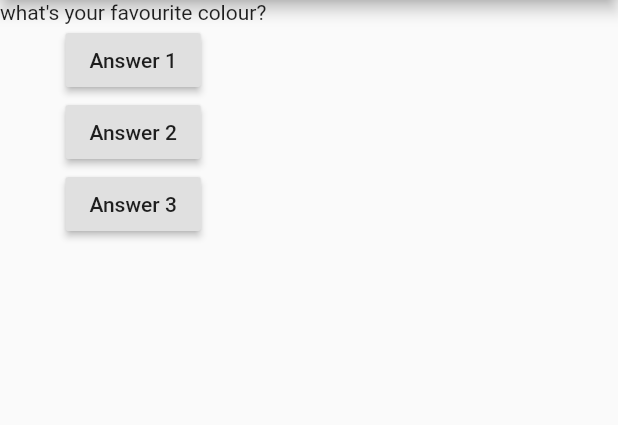
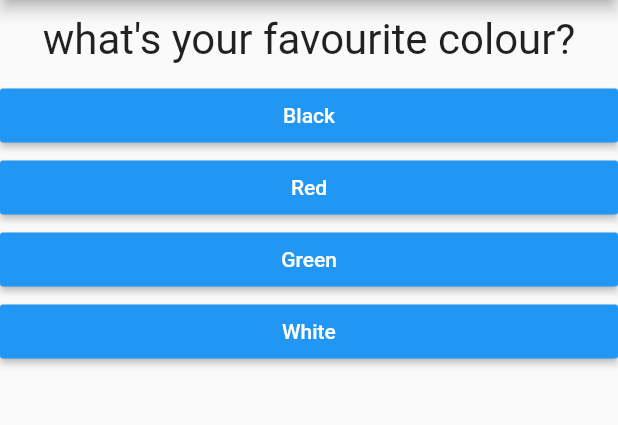
Before and after one commit to iz-hafiz/Flutter-Basic_Quiz_App, a Flutter app: the screen it shows after launch, on a phone screen of 412 x 824 dp, the part 84-509 px from its top. Run offline on Flutter 3.47's test engine with Material 2 defaults, Android fonts, the phone set to English and light mode, and no system bars.

Commit message:
Settle Lecture

```diff
--- /dev/null
+++ b/lib/answer.dart
@@ -0,0 +1,21 @@
+import 'package:flutter/material.dart';
+
+class Answer extends StatelessWidget {
+  final Function selectHandler;
+  final String answerText;
+
+  Answer(this.selectHandler, this.answerText);
+
+  @override
+  Widget build(BuildContext context) {
+    return Container(
+      width: double.infinity,
+      child: RaisedButton(
+        color: Colors.blue,
+        textColor: Colors.white,
+        child: Text(answerText),
+        onPressed: selectHandler,
+      ),
+    );
+  }
+}
--- a/lib/main.dart
+++ b/lib/main.dart
@@ -1,55 +1,87 @@
 import 'package:flutter/material.dart';
+import 'package:flutter_tutorial_1/result.dart';
+
+import './quiz.dart';
+import './result.dart';
 
 void main() => runApp(MyFirstApp());
 
 class MyFirstApp extends StatefulWidget {
   @override
   State<StatefulWidget> createState() {
-    return MyFirstAppState();
+    return _MyFirstAppState();
   }
 }
 
-class MyFirstAppState extends State<MyFirstApp> {
-  var questionIndex = 0;
-  void answerQuestion() {
+class _MyFirstAppState extends State<MyFirstApp> {
+  //adding _anything cause it can't be acess by other dart file
+  final _questions = [
+    {
+      'questionText': 'what\'s your favourite colour?',
+      'answers': [
+        {'text': 'Black', 'score': 10},
+        {'text': 'Red', 'score': 8},
+        {'text': 'Green', 'score': 14},
+        {'text': 'White', 'score': 13},
+      ],
+    },
+    {
+      'questionText': 'what\'s your favourite animal?',
+      'answers': [
+        {'text': 'Rabbit', 'score': 2},
+        {'text': 'Snake', 'score': 8},
+        {'text': 'Elephant', 'score': 6},
+        {'text': 'Lion', 'score': 5},
+      ],
+    },
+    {
+      'questionText': 'who\'s your favourite instructor?',
+      'answers': [
+        {'text': 'Sio', 'score': 3},
+        {'text': 'Mario', 'score': 10},
+        {'text': 'Blackio', 'score': 10},
+        {'text': 'Tio', 'score': 10},
+      ],
+    },
+  ];
+
+  var _questionIndex = 0;
+  var _totalScore = 0;
+
+  void _resetQuiz() {
+    setState(() {});
+    _questionIndex = 0;
+    _totalScore = 0;
+  }
+
+  void _answerQuestion(int score) {
+    _totalScore += score;
+
     setState(() {
-      questionIndex++;
-      if (questionIndex >= 2) {
-        questionIndex = 0;
-      }
+      _questionIndex++;
     });
-    print(questionIndex);
+    print(_questionIndex);
+    if (_questionIndex < _questions.length) {
+      print('We have more questions!');
+    } else {
+      print('No more questions!');
+    }
   }
 
   @override
   Widget build(BuildContext context) {
-    var questions = [
-      'what\'s your favourite colour?',
-      'what\'s your favourite animal?',
-    ];
     return MaterialApp(
       home: Scaffold(
         appBar: AppBar(
           title: Text("My First App"),
         ),
-        body: Column(
-          children: [
-            Text(questions[questionIndex]),
-            RaisedButton(
-              child: Text("Answer 1"),
-              onPressed: answerQuestion,
-            ),
-            RaisedButton(
-              child: Text("Answer 2"),
-              onPressed: () => print("Answer 2 chosen!"),
-            ),
-            RaisedButton(
-                child: Text("Answer 3"),
-                onPressed: () {
-                  print("Answer 3 chosen!");
-                }),
-          ],
-        ),
+        body: _questionIndex < _questions.length
+            ? Quiz(
+                answerQuestion: _answerQuestion,
+                questionIndex: _questionIndex,
+                questions: _questions,
+              )
+            : Result(_totalScore, _resetQuiz),
       ),
     );
   }
--- /dev/null
+++ b/lib/question.dart
@@ -0,0 +1,20 @@
+import 'package:flutter/material.dart';
+
+class Question extends StatelessWidget {
+  final String questionText;
+
+  Question(this.questionText);
+
+  @override
+  Widget build(BuildContext context) {
+    return Container(
+      width: double.infinity,
+      margin: EdgeInsets.all(10),
+      child: Text(
+        questionText,
+        style: TextStyle(fontSize: 28),
+        textAlign: TextAlign.center,
+      ),
+    );
+  }
+}
--- /dev/null
+++ b/lib/quiz.dart
@@ -0,0 +1,28 @@
+import 'package:flutter/material.dart';
+
+import './question.dart';
+import './answer.dart';
+
+class Quiz extends StatelessWidget {
+  final List<Map<String, Object>> questions;
+  final int questionIndex;
+  final Function answerQuestion;
+
+  Quiz(
+      {@required this.questions,
+      @required this.answerQuestion,
+      @required this.questionIndex});
+
+  @override
+  Widget build(BuildContext context) {
+    return Column(children: [
+      Question(
+        questions[questionIndex]['questionText'],
+      ),
+      ...(questions[questionIndex]['answers'] as List<Map<String, Object>>)
+          .map((answer) {
+        return Answer(() => answerQuestion(answer['score']), answer['text']);
+      }).toList()
+    ]);
+  }
+}
```
Also changed, not shown: lib/result.dart (added, +37 -0 lines).
